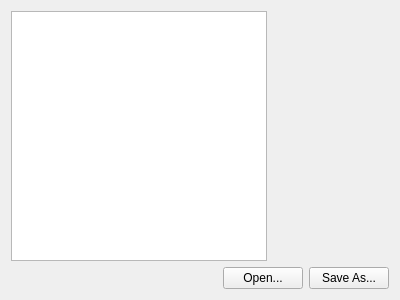
Before: the Qt Designer form src/mainwindow.ui in flysight/flysight-configurator, drawn with Qt 5.
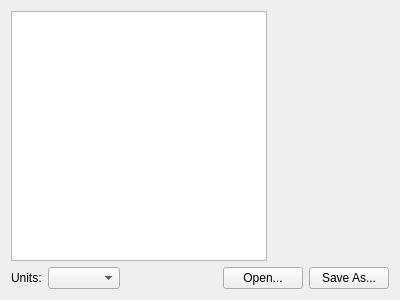
After: the same form once the commit is applied.

Commit message: Add units combo box to main window

```diff
--- a/src/mainwindow.ui
+++ b/src/mainwindow.ui
@@ -27,6 +27,16 @@
     </item>
     <item>
      <layout class="QHBoxLayout" name="horizontalLayout">
+      <item>
+       <widget class="QLabel" name="label">
+        <property name="text">
+         <string>Units:</string>
+        </property>
+       </widget>
+      </item>
+      <item>
+       <widget class="QComboBox" name="unitsComboBox"/>
+      </item>
       <item>
        <spacer name="horizontalSpacer">
         <property name="orientation">
```
The commit also changes 1 other file.
